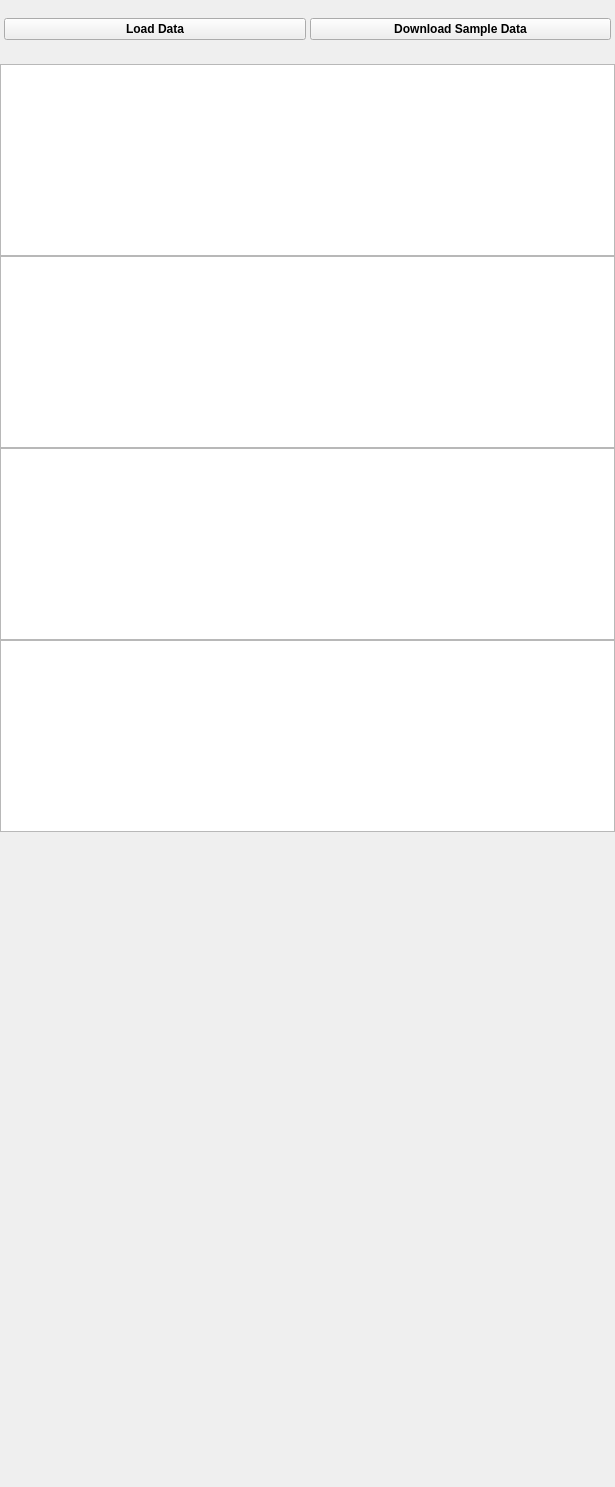
Above: SlicerAstroWelcome/Resources/UI/qSlicerAstroWelcomeModuleWidget.ui from Punzo/SlicerAstro before the change. Below: the same form after it.
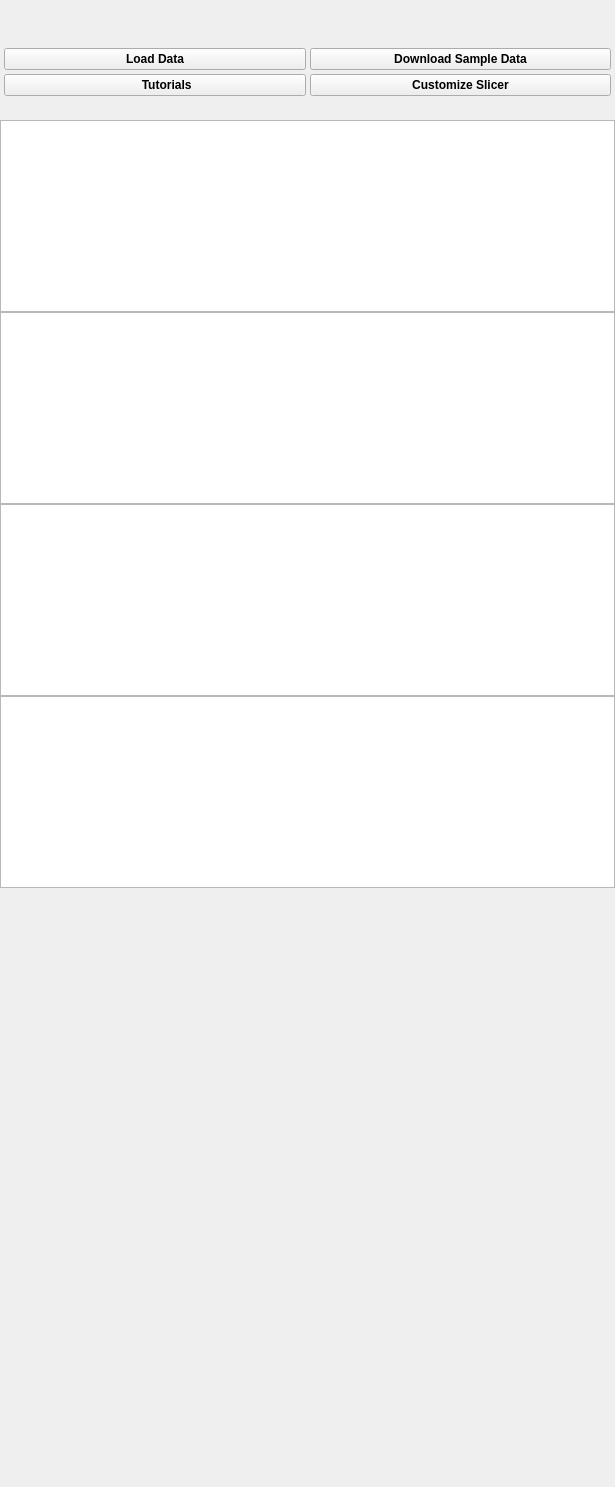
That is the form after the change. Icons and pictures are not drawn. Custom widgets are drawn as their Qt base class.

Commit message: ENH: added AstroDataSample

Diff of the .ui file:
```diff
--- a/SlicerAstroWelcome/Resources/UI/qSlicerAstroWelcomeModuleWidget.ui
+++ b/SlicerAstroWelcome/Resources/UI/qSlicerAstroWelcomeModuleWidget.ui
@@ -24,6 +24,22 @@
      </property>
     </widget>
    </item>
+   <item>
+    <spacer name="verticalSpacer_2">
+     <property name="orientation">
+      <enum>Qt::Vertical</enum>
+     </property>
+     <property name="sizeType">
+      <enum>QSizePolicy::Fixed</enum>
+     </property>
+     <property name="sizeHint" stdset="0">
+      <size>
+       <width>20</width>
+       <height>30</height>
+      </size>
+     </property>
+    </spacer>
+   </item>
    <item>
     <widget class="QFrame" name="ButtonsFrame">
      <property name="font">
@@ -88,6 +104,52 @@
         </property>
        </widget>
       </item>
+      <item row="2" column="0">
+       <widget class="QPushButton" name="pushToSlicerWelcom">
+        <property name="sizePolicy">
+         <sizepolicy hsizetype="Minimum" vsizetype="Fixed">
+          <horstretch>0</horstretch>
+          <verstretch>0</verstretch>
+         </sizepolicy>
+        </property>
+        <property name="font">
+         <font>
+          <weight>75</weight>
+          <bold>true</bold>
+         </font>
+        </property>
+        <property name="text">
+         <string>       Tutorials</string>
+        </property>
+        <property name="icon">
+         <iconset resource="../qSlicerAstroWelcomeModule.qrc">
+          <normaloff>:/Icons/SlicerWelcome.png</normaloff>:/Icons/SlicerWelcome.png</iconset>
+        </property>
+        <property name="iconSize">
+         <size>
+          <width>22</width>
+          <height>22</height>
+         </size>
+        </property>
+       </widget>
+      </item>
+      <item row="2" column="1">
+       <widget class="QPushButton" name="EditApplicationSettingsButton">
+        <property name="text">
+         <string>Customize Slicer</string>
+        </property>
+        <property name="icon">
+         <iconset resource="../qSlicerAstroWelcomeModule.qrc">
+          <normaloff>:/Images/SlicerAdvancedGear-Original.png</normaloff>:/Images/SlicerAdvancedGear-Original.png</iconset>
+        </property>
+        <property name="iconSize">
+         <size>
+          <width>22</width>
+          <height>22</height>
+         </size>
+        </property>
+       </widget>
+      </item>
      </layout>
     </widget>
    </item>
```
Left out of the diff: 6 changed lines with no effect on the pictures. The commit also changes 22 other files.
